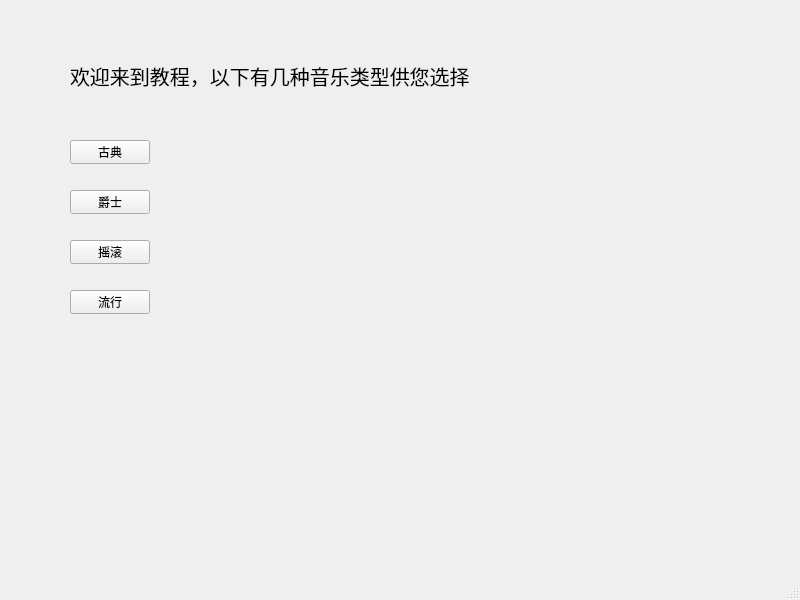
This is tutorialmenu.ui in JerryLi7332/QT- as Qt 5 draws it before an edit. The edited form follows.
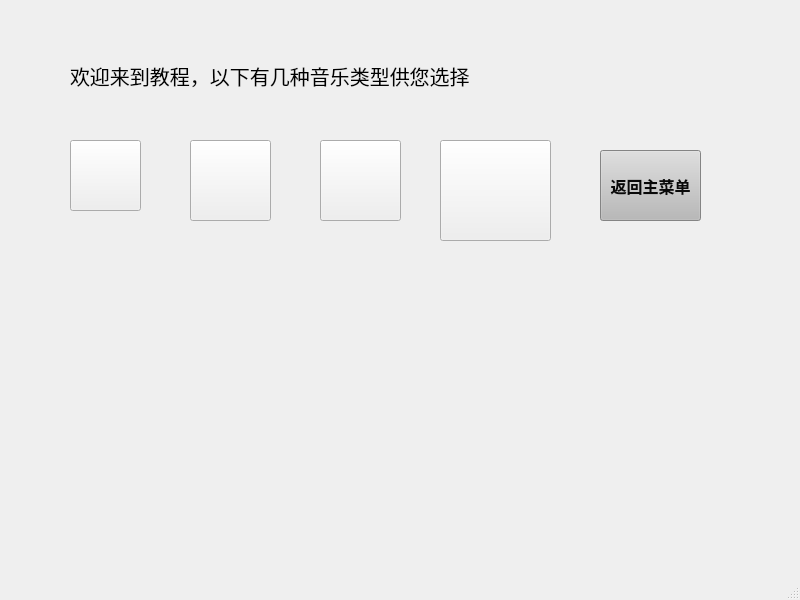
This is the edited form. Icons and pictures are not drawn.

The edit to the form file:
```diff
--- a/tutorialmenu.ui
+++ b/tutorialmenu.ui
@@ -37,63 +37,93 @@
      <rect>
       <x>70</x>
       <y>140</y>
-      <width>80</width>
-      <height>24</height>
+      <width>71</width>
+      <height>71</height>
      </rect>
     </property>
+    <property name="styleSheet">
+     <string notr="true">border-image: url(:/new/prefix1/image/1.jpeg);
+border-image: url(:/new/prefix1/image/classic.png);</string>
+    </property>
     <property name="text">
-     <string>古典</string>
+     <string/>
     </property>
    </widget>
    <widget class="QPushButton" name="btJazz">
     <property name="geometry">
      <rect>
-      <x>70</x>
-      <y>190</y>
-      <width>80</width>
-      <height>24</height>
+      <x>190</x>
+      <y>140</y>
+      <width>81</width>
+      <height>81</height>
      </rect>
     </property>
+    <property name="styleSheet">
+     <string notr="true">border-image: url(:/new/prefix1/image/1.jpeg);
+</string>
+    </property>
     <property name="text">
-     <string>爵士</string>
+     <string/>
     </property>
    </widget>
    <widget class="QPushButton" name="btRock">
     <property name="geometry">
      <rect>
-      <x>70</x>
-      <y>240</y>
-      <width>80</width>
-      <height>24</height>
+      <x>320</x>
+      <y>140</y>
+      <width>81</width>
+      <height>81</height>
      </rect>
     </property>
+    <property name="styleSheet">
+     <string notr="true">border-image: url(:/new/prefix1/image/rock.png);</string>
+    </property>
     <property name="text">
-     <string>摇滚</string>
+     <string/>
     </property>
    </widget>
    <widget class="QPushButton" name="btPop">
     <property name="geometry">
      <rect>
-      <x>70</x>
-      <y>290</y>
-      <width>80</width>
-      <height>24</height>
+      <x>440</x>
+      <y>140</y>
+      <width>111</width>
+      <height>101</height>
      </rect>
     </property>
+    <property name="styleSheet">
+     <string notr="true">border-image: url(:/new/prefix1/image/pop.png);</string>
+    </property>
     <property name="text">
-     <string>流行</string>
+     <string/>
     </property>
    </widget>
-  </widget>
-  <widget class="QMenuBar" name="menubar">
-   <property name="geometry">
-    <rect>
-     <x>0</x>
-     <y>0</y>
-     <width>800</width>
-     <height>21</height>
-    </rect>
-   </property>
+   <widget class="QPushButton" name="pushButton">
+    <property name="geometry">
+     <rect>
+      <x>600</x>
+      <y>150</y>
+      <width>101</width>
+      <height>71</height>
+     </rect>
+    </property>
+    <property name="font">
+     <font>
+      <family>Arial</family>
+      <pointsize>12</pointsize>
+      <bold>true</bold>
+     </font>
+    </property>
+    <property name="styleSheet">
+     <string notr="true">color: rgb(175, 175, 175);
+background-color: rgb(227, 227, 227);
+color: rgb(9, 9, 9);
+background-color: rgb(185, 185, 185);</string>
+    </property>
+    <property name="text">
+     <string>返回主菜单</string>
+    </property>
+   </widget>
   </widget>
   <widget class="QStatusBar" name="statusbar"/>
  </widget>
```
Left out of the diff: 2 changed lines with no effect on the pictures.
